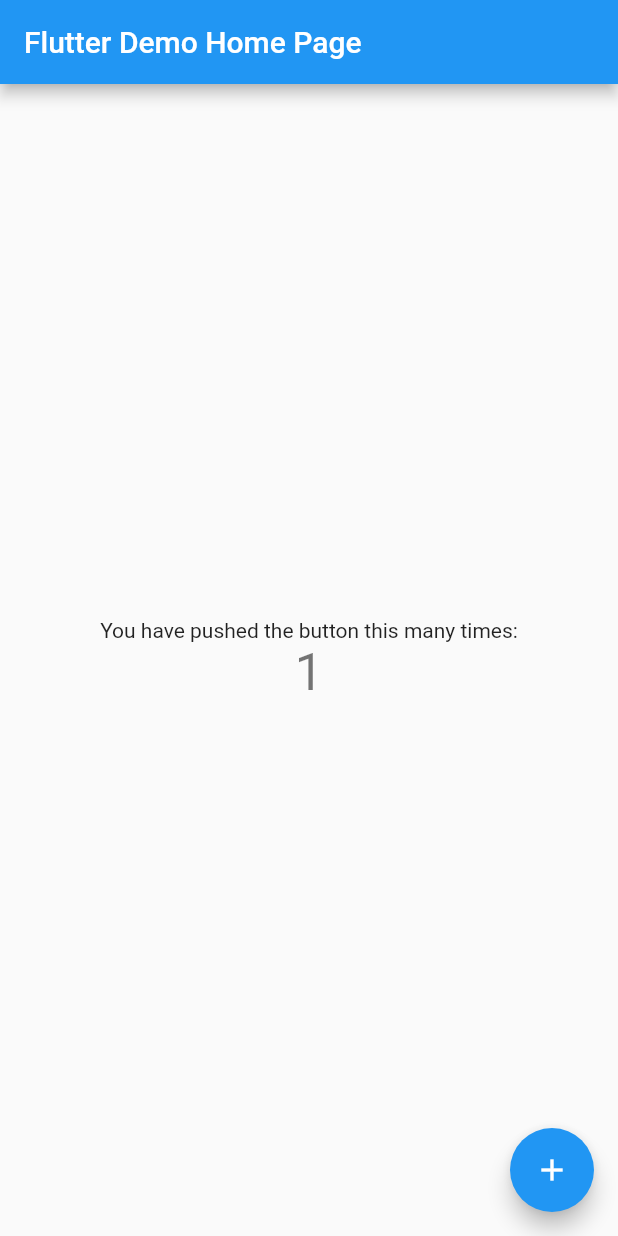
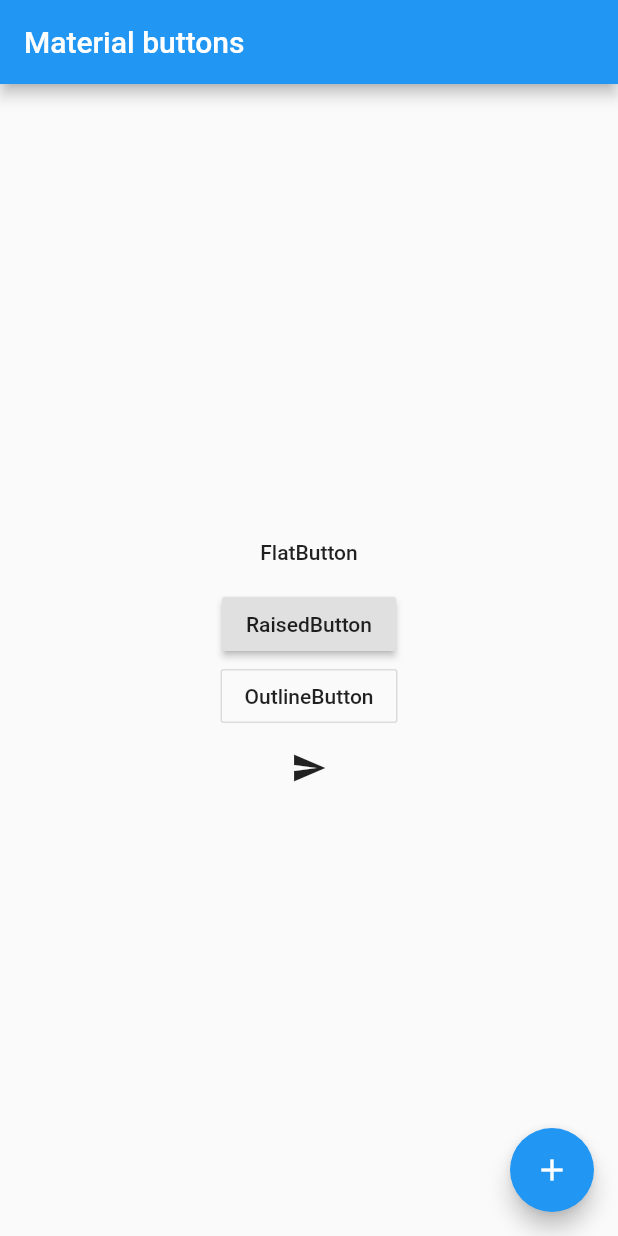
Before and after one commit to grihlo/flutter_learning_sessions, a Flutter app: the screen it shows after launch, after a tap on the "add" icon, on a phone screen of 412 x 824 dp. Run offline on Flutter 3.47's test engine with Material 2 defaults, Android fonts, the phone set to English and light mode, and no system bars.

Commit message:
add example material buttons

```diff
--- a/all_about_buttons/lib/main.dart
+++ b/all_about_buttons/lib/main.dart
@@ -6,32 +6,76 @@ class MyApp extends StatelessWidget {
   @override
   Widget build(BuildContext context) {
     return MaterialApp(
-      title: 'Flutter Demo',
+      title: 'All about buttons 📱',
       theme: ThemeData(
         primarySwatch: Colors.blue,
       ),
-      home: MyHomePage(title: 'Flutter Demo Home Page'),
+      home: PageView(
+        children: <Widget>[
+          MaterialButtonsBasicsPage(title: 'Material buttons'),
+          MaterialButtonsExtendedPage(title: 'Material button drop down',),
+          MaterialButtonsAdvancedPage(title: 'Material buttons'),
+        ],
+      ),
     );
   }
 }
 
-class MyHomePage extends StatefulWidget {
-  MyHomePage({Key key, this.title}) : super(key: key);
+class MaterialButtonsBasicsPage extends StatelessWidget {
+  MaterialButtonsBasicsPage({Key key, this.title}) : super(key: key);
 
   final String title;
 
   @override
-  _MyHomePageState createState() => _MyHomePageState();
+  Widget build(BuildContext context) {
+    return Scaffold(
+      appBar: AppBar(
+        title: Text(title),
+      ),
+      body: Center(
+        child: Column(
+          mainAxisAlignment: MainAxisAlignment.center,
+          children: <Widget>[
+            FlatButton(
+              onPressed: () {},
+              child: Text("FlatButton"),
+            ),
+            RaisedButton(
+              onPressed: () {},
+              child: Text("RaisedButton"),
+            ),
+            OutlineButton(
+              onPressed: () {},
+              child: Text("OutlineButton"),
+            ),
+            IconButton(
+              onPressed: () {},
+              icon: Icon(Icons.send),
+            ),
+          ],
+        ),
+      ),
+      floatingActionButton: FloatingActionButton(
+        onPressed: () => print("wow!"),
+        tooltip: 'Increment',
+        child: Icon(Icons.add),
+      ),
+    );
+  }
 }
 
-class _MyHomePageState extends State<MyHomePage> {
-  int _counter = 0;
+class MaterialButtonsExtendedPage extends StatefulWidget {
+  MaterialButtonsExtendedPage({Key key, this.title}) : super(key: key);
 
-  void _incrementCounter() {
-    setState(() {
-      _counter++;
-    });
-  }
+  final String title;
+
+  @override
+  _MaterialButtonsExtendedPageState createState() => _MaterialButtonsExtendedPageState();
+}
+
+class _MaterialButtonsExtendedPageState extends State<MaterialButtonsExtendedPage> {
+  String dropdownValue = 'DropdownButton1';
+  String popMenuValue = 'PopupMenuButton1';
 
   @override
   Widget build(BuildContext context) {
@@ -43,20 +87,79 @@ class _MyHomePageState extends State<MyHomePage> {
         child: Column(
           mainAxisAlignment: MainAxisAlignment.center,
           children: <Widget>[
-            Text(
-              'You have pushed the button this many times:',
+            DropdownButton<String>(
+              value: dropdownValue,
+              onChanged: (String newValue) {
+                setState(() {
+                  dropdownValue = newValue;
+                });
+              },
+              items: <String>['DropdownButton1', 'DropdownButton2']
+                  .map<DropdownMenuItem<String>>((String value) {
+                return DropdownMenuItem<String>(
+                  value: value,
+                  child: Text(value),
+                );
+              }).toList(),
             ),
-            Text(
-              '$_counter',
-              style: Theme.of(context).textTheme.display1,
+            PopupMenuButton<String>(
+              itemBuilder: (context) => [
+                PopupMenuItem(
+                  value: "PopupMenuButton1",
+                  child: Text("PopupMenuButton1"),
+                ),
+                PopupMenuItem(
+                  value: "PopupMenuButton2",
+                  child: Text("PopupMenuButton2"),
+                ),
+              ],
+              initialValue: popMenuValue,
+              onSelected: (value) {
+                print("value:$value");
+              },
+              icon: Icon(Icons.menu),
             ),
           ],
         ),
       ),
-      floatingActionButton: FloatingActionButton(
-        onPressed: _incrementCounter,
-        tooltip: 'Increment',
-        child: Icon(Icons.add),
+    );
+  }
+}
+
+class MaterialButtonsAdvancedPage extends StatelessWidget {
+  MaterialButtonsAdvancedPage({Key key, this.title}) : super(key: key);
+
+  final String title;
+
+  @override
+  Widget build(BuildContext context) {
+    return Scaffold(
+      appBar: AppBar(
+        title: Text(title),
+      ),
+      body: Center(
+        child: Column(
+          mainAxisAlignment: MainAxisAlignment.center,
+          children: <Widget>[
+            // Semantics
+            InkWell(
+              onTap: () {},
+              child: Text("InkWell"),
+            ),
+            InkResponse(
+              onTap: () {},
+              child: Text("InkResponse"),
+            ),
+            RawMaterialButton(
+              onPressed: () {},
+              child: Text("RawMaterialButton"),
+            ),
+            MaterialButton(
+              onPressed: () {},
+              child: Text("MaterialButton"),
+            ),
+          ],
+        ),
       ),
     );
   }
```
